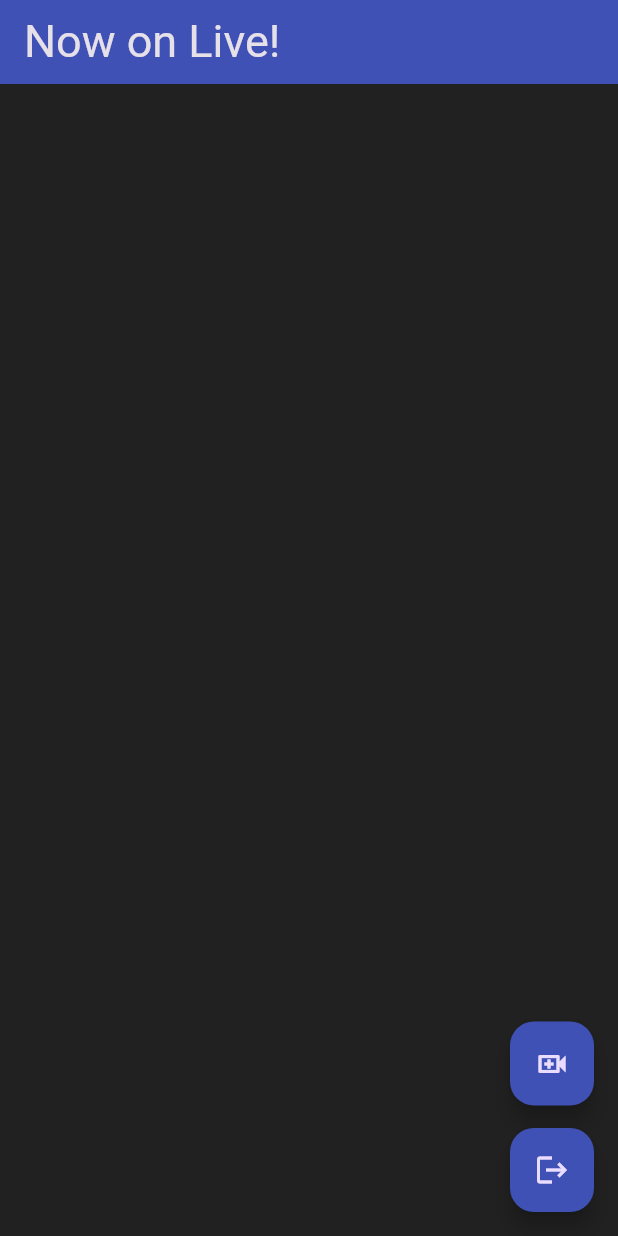
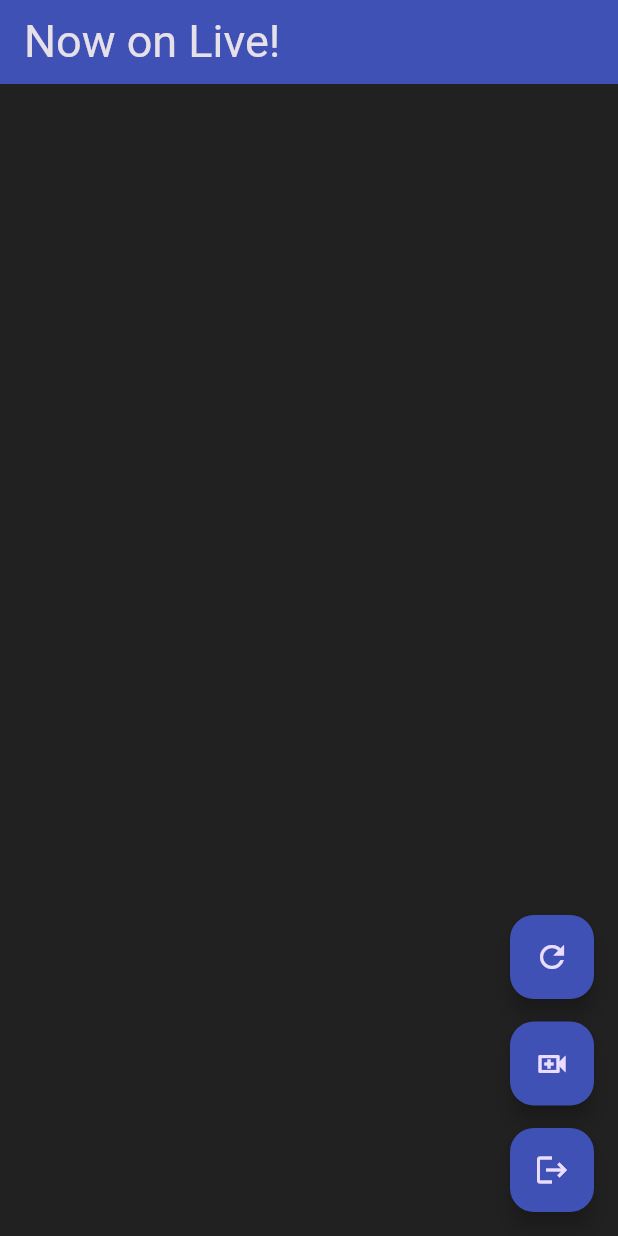
Before and after one commit to claustra01/3TapLive-flutter, a Flutter app: the screen it shows once a user with an empty profile is signed in, on a phone screen of 412 x 824 dp. Run offline on Flutter 3.47's test engine with Material 2 defaults, Android fonts, the phone set to English and light mode, and no system bars; our stand-ins replace firebase_auth, firebase_core, flutter_dotenv, flutter_riverpod, google_fonts, google_sign_in and 2 more; missing offline and left inert: agora_rtc_engine; accounts and stored records are empty; generated files the repository leaves out were written again; network calls fail.

Commit message:
:sparkles: refresh button at home

```diff
--- a/lib/view/home.dart
+++ b/lib/view/home.dart
@@ -91,6 +91,14 @@ class _HomePageState extends State<HomePage> {
           Container(
             margin: const EdgeInsets.only(bottom: 15),
             child: FloatingActionButton(
+              heroTag: 'refreshButton',
+              onPressed: _getChannels,
+              child: const Icon(Icons.refresh),
+            ),
+          ),
+          Container(
+            margin: const EdgeInsets.only(bottom: 15),
+            child: FloatingActionButton(
               heroTag: 'startStreamButton',
               onPressed: _redirectToStartPage,
               child: const Icon(Icons.video_call_outlined),
```
